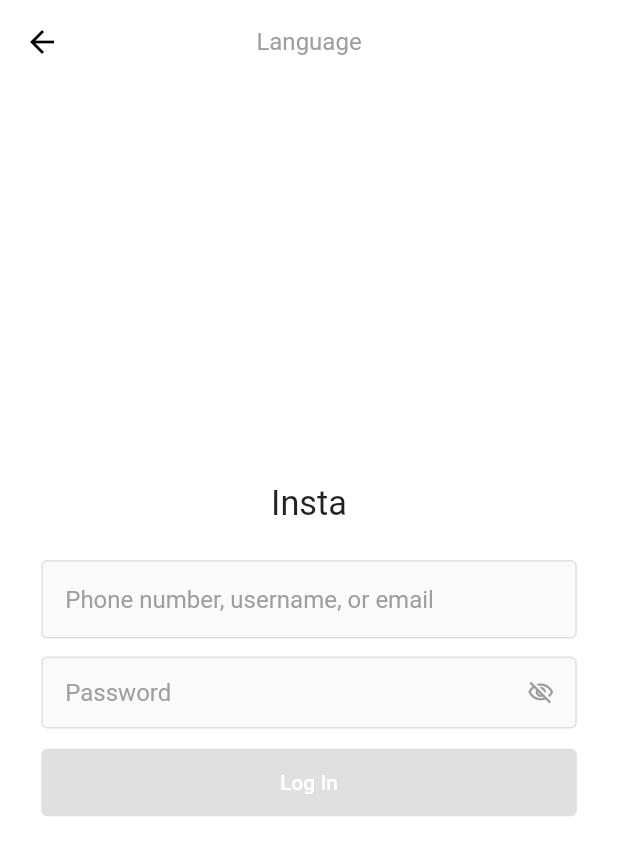
After one commit to AmnNdm/InstaLayout, a Flutter app: the UserLogin screen opened directly, on a phone screen of 412 x 824 dp. The commit adds this screen. Shown: the top 855 px of the screen. Run offline on Flutter 3.47's test engine with Material 2 defaults, Android fonts, the phone set to English and light mode, and no system bars; our stand-ins replace camera, firebase_database, flutter_screenutil, get, persistent_bottom_nav_bar; accounts and stored records are empty.

Commit message:
working fine till now

```diff
--- a/lib/appbindings.dart
+++ b/lib/appbindings.dart
@@ -4,6 +4,7 @@
 import 'package:insta_layout/controllers/profilecontroller.dart';
 import 'package:insta_layout/controllers/searchcontroller.dart';
 import 'package:insta_layout/controllers/cameracontroller.dart';
+import 'package:insta_layout/controllers/usercontroller.dart';
 
 class AppBindings extends Bindings {
   @override
@@ -13,5 +14,6 @@
     Get.lazyPut(() => ActivityController(), fenix: true);
     Get.lazyPut(() => ProfileController(), fenix: true);
     Get.lazyPut(() => CameraSController(), fenix: true);
+    Get.lazyPut(() => UserController(), fenix: true);
   }
 }
--- /dev/null
+++ b/lib/controllers/usercontroller.dart
@@ -0,0 +1,15 @@
+import 'package:flutter/material.dart';
+import 'package:get/get.dart';
+
+class UserController extends GetxController {
+  RxBool visibility = false.obs;
+  TextEditingController? usernameController, passwordController;
+
+  activate() {
+    if (usernameController != null || passwordController != null) {
+      return true;
+    } else {
+      return false;
+    }
+  }
+}
--- a/lib/views/camera/imagepreview.dart
+++ b/lib/views/camera/imagepreview.dart
@@ -1,6 +1,5 @@
 import 'dart:io';
 import 'package:flutter/material.dart';
-import 'package:flutter/services.dart';
 import 'package:flutter_screenutil/flutter_screenutil.dart';
 import 'package:get/get.dart';
 import 'package:insta_layout/controllers/cameracontroller.dart';
--- a/lib/views/messages/chats.dart
+++ b/lib/views/messages/chats.dart
@@ -4,6 +4,7 @@
 import 'package:insta_layout/components/cnc.dart';
 import 'package:insta_layout/components/customwidgets.dart';
 import 'package:insta_layout/controllers/homecontroller.dart';
+import 'package:insta_layout/views/messages/userchatscreen.dart';
 
 import 'messagesearch.dart';
 
@@ -37,6 +38,7 @@
                     Icons.camera_enhance_outlined,
                     color: Colors.grey,
                   ),
+                  ontap: () => Get.to(() => UserChatScreen("Username $index")),
                 );
               }),
         )
--- a/lib/views/messages/messages.dart
+++ b/lib/views/messages/messages.dart
@@ -6,6 +6,7 @@
 import 'package:insta_layout/components/customwidgets.dart';
 import 'package:insta_layout/controllers/homecontroller.dart';
 import 'package:insta_layout/mainscreen.dart';
+import 'package:insta_layout/models/messagesdao.dart';
 import 'package:insta_layout/views/messages/requests.dart';
 import 'calls.dart';
 import 'chats.dart';
@@ -47,7 +48,9 @@
                         width: 10.w,
                       ),
                       GestureDetector(
-                          onTap: () {},
+                          onTap: () {
+                            MessagesDao().addNewUser();
+                          },
                           child: Icon(
                             Icons.create,
                             size: 24.h,
--- /dev/null
+++ b/lib/views/user/user_login.dart
@@ -0,0 +1,137 @@
+import 'package:flutter/material.dart';
+import 'package:flutter_screenutil/flutter_screenutil.dart';
+import 'package:get/get.dart';
+import 'package:insta_layout/controllers/usercontroller.dart';
+
+class UserLogin extends GetView<UserController> {
+  const UserLogin({Key? key}) : super(key: key);
+
+  @override
+  Widget build(BuildContext context) {
+    return Scaffold(
+      appBar: AppBar(
+        centerTitle: true,
+        title: Text(
+          "Language",
+          style: TextStyle(
+              fontSize: 14.sp, color: Colors.grey, fontWeight: FontWeight.w400),
+        ),
+        elevation: 0.0,
+      ),
+      body: Center(
+        child: SingleChildScrollView(
+          padding: EdgeInsets.fromLTRB(24.w, 0.0, 24.w, 10.h),
+          child: Column(
+            mainAxisAlignment: MainAxisAlignment.center,
+            children: [
+              Text(
+                "Insta",
+                style: TextStyle(fontSize: 20.sp),
+              ),
+              SizedBox(
+                height: 20.h,
+              ),
+              username(),
+              SizedBox(
+                height: 10.h,
+              ),
+              password(),
+              SizedBox(
+                height: 10.h,
+              ),
+              button()
+            ],
+          ),
+        ),
+      ),
+    );
+  }
+
+  username() {
+    return TextField(
+      controller: controller.usernameController,
+      cursorColor: Colors.grey,
+      decoration: InputDecoration(
+        fillColor: Colors.grey.shade50,
+        filled: true,
+        contentPadding: EdgeInsets.symmetric(horizontal: 14.w, vertical: 14.h),
+        isDense: true,
+        hintText: "Phone number, username, or email",
+        hintStyle: TextStyle(fontSize: 14.sp, color: Colors.grey),
+        enabledBorder: OutlineInputBorder(
+            borderSide: BorderSide(color: Colors.grey.shade300, width: 1)),
+        focusedBorder: OutlineInputBorder(
+            borderSide: BorderSide(color: Colors.grey.shade300, width: 1)),
+      ),
+    );
+  }
+
+  password() {
+    return ObxValue((RxBool rxBool) {
+      return TextField(
+        controller: controller.passwordController,
+        cursorColor: Colors.grey,
+        obscureText: !rxBool.value,
+        decoration: InputDecoration(
+            fillColor: Colors.grey.shade50,
+            filled: true,
+            contentPadding: EdgeInsets.symmetric(horizontal: 14.w),
+            isDense: true,
+            hintText: "Password",
+            hintStyle: TextStyle(fontSize: 14.sp, color: Colors.grey),
+            enabledBorder: OutlineInputBorder(
+                borderSide: BorderSide(color: Colors.grey.shade300, width: 1)),
+            focusedBorder: OutlineInputBorder(
+                borderSide: BorderSide(color: Colors.grey.shade300, width: 1)),
+            suffixIcon: IconButton(
+                padding: EdgeInsets.zero,
+                visualDensity: VisualDensity.compact,
+                color: Colors.black,
+                icon: Icon(
+                  rxBool.value
+                      ? Icons.visibility_outlined
+                      : Icons.visibility_off_outlined,
+                  color: Colors.grey.shade500,
+                ),
+                onPressed: () {
+                  rxBool.toggle();
+                })),
+      );
+    }, controller.visibility);
+  }
+
+  button() {
+    return ElevatedButton(
+        onPressed: controller.activate() ? () {} : null,
+        child: const Text(
+          "Log In",
+          style: TextStyle(color: Colors.white),
+        ),
+        style: ElevatedButton.styleFrom(
+          primary: Colors.blue,
+          onSurface: Colors.blue,
+          fixedSize: Size(MediaQuery.of(Get.context!).size.width, 45),
+        )
+        // ButtonStyle(
+        //   backgroundColor: MaterialStateProperty.all(Colors.blue),
+        //   fixedSize: MaterialStateProperty.all<Size>(
+        //       Size(MediaQuery.of(context).size.width, 45)),
+        // ),
+        );
+  }
+}
+
+// Align(
+            //   alignment: Alignment.centerRight,
+            //   child: TextButton(
+            //     onPressed: () {},
+            //     child: Text(
+            //       "Forgot password?",
+            //       style: TextStyle(color: Colors.blue),
+            //     ),
+            //     style: ButtonStyle(
+            //       padding: MaterialStateProperty.all<EdgeInsetsGeometry>(
+            //           EdgeInsets.zero),
+            //     ),
+            //   ),
+            // ),
--- a/pubspec.yaml
+++ b/pubspec.yaml
@@ -40,9 +40,15 @@
   flutter_native_splash: ^1.3.2
   flutter_search_bar:
   flutter_staggered_grid_view:
+
+  #for camera
   camera:
   path_provider:
   path:
+
+# for firebase database
+  firebase_database:
+  firebase_core:
 
 dev_dependencies:
   flutter_test:
```
Also changed, not shown: lib/main.dart (+5 -4 lines), lib/models/messagesdao.dart (added, +17 -0 lines), lib/views/camera/camera.dart (+4 -131 lines), lib/views/camera/cameraview.dart (added, +128 -0 lines), lib/views/camera/galleryview.dart (added, +22 -0 lines), lib/views/camera/postpicture.dart (deleted, +0 -13 lines), lib/views/messages/userchatscreen.dart (added, +178 -0 lines), pubspec.lock, 3 other files.
